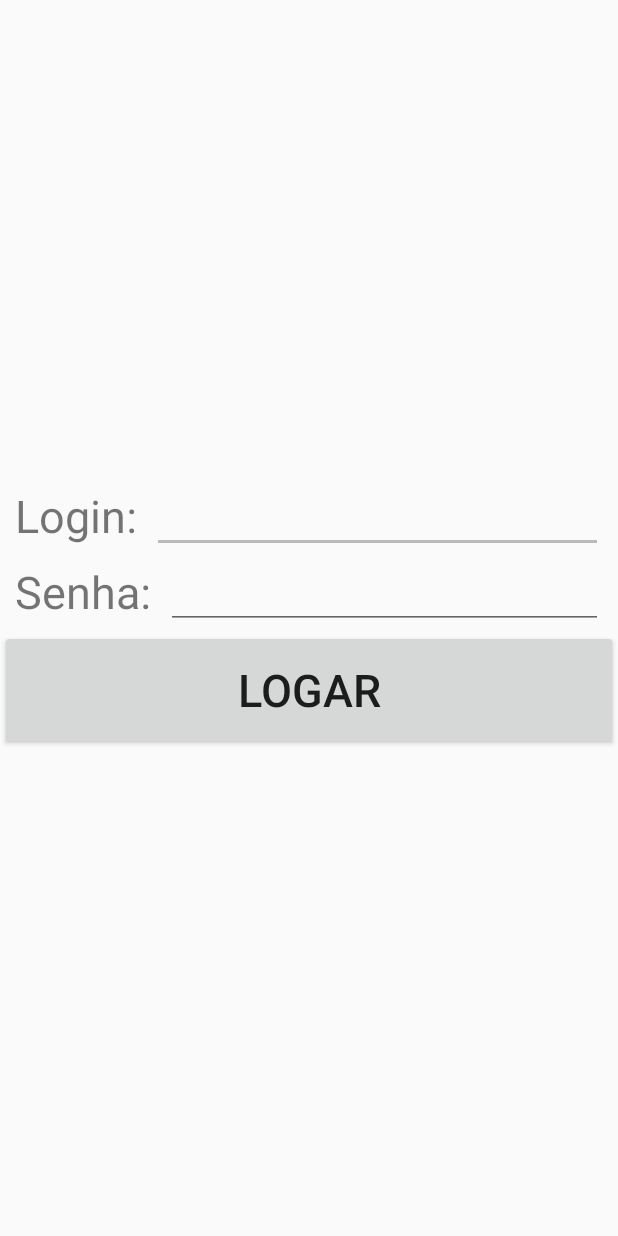
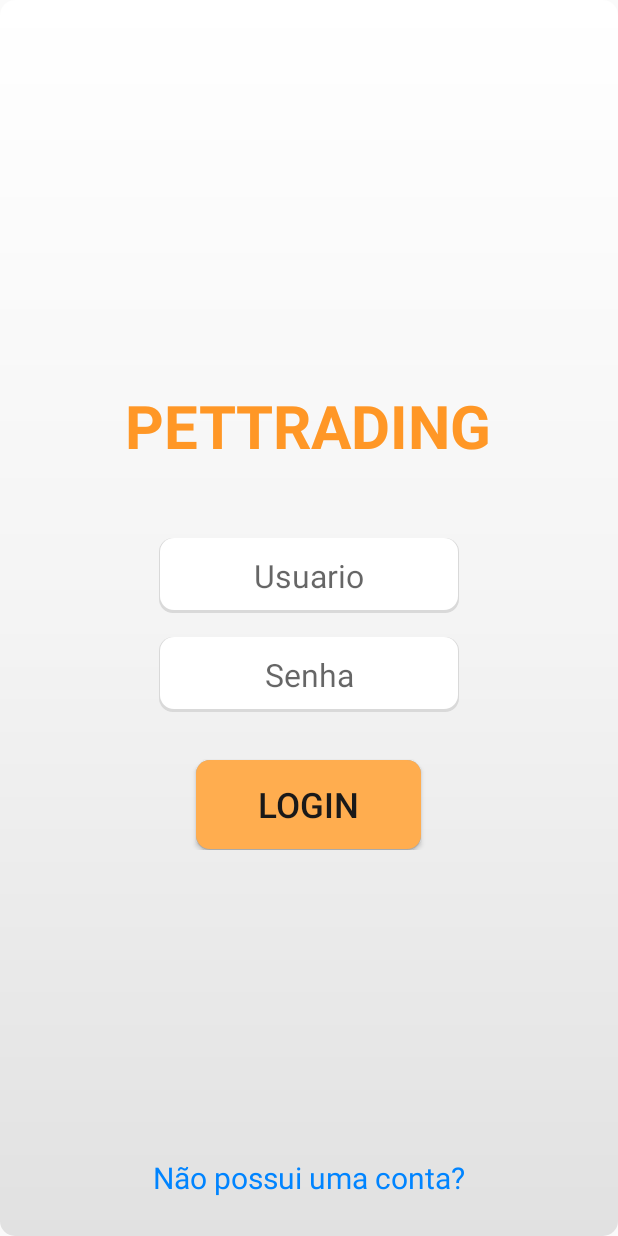
Before and after one commit to SiegeSoft/pet, an Android app: the screen it shows after launch (Login), on a phone screen of 412 x 824 dp. Run offline under Robolectric (Android 15) with nearby library versions, the phone set to English and light mode, and no system bars; our stand-ins replace Volley; network calls fail; 3 statements that could not run were skipped.

Commit message:
ACTIVITY LOGIN ATUALIZADO

```diff
--- /dev/null
+++ b/app/src/main/java/pet/com/br/pet/autentica/Registro.java
@@ -0,0 +1,8 @@
+package pet.com.br.pet.autentica;
+
+/**
+ * Created by iacocesar on 03/11/2016.
+ */
+
+public class Registro {
+}
--- a/app/src/main/java/pet/com/br/pet/conta/ContaStatus.java
+++ b/app/src/main/java/pet/com/br/pet/conta/ContaStatus.java
@@ -13,17 +13,22 @@ import android.os.Bundle;
 import android.view.LayoutInflater;
 import android.view.MenuItem;
 import android.view.View;
+import android.widget.EditText;
 import android.widget.ImageView;
 import android.widget.TextView;
 
 import pet.com.br.pet.R;
 import pet.com.br.pet.menus.BaseMenu;
+import pet.com.br.pet.models.Profile;
 
 /**
  * Created by iacocesar on 31/10/2016.
  */
 
 public class ContaStatus extends BaseMenu {
+
+    TextView texto_nomeexibicao;
+    EditText edit_nomeexibicao;
 
     protected void onCreate(Bundle savedInstanceState) {
         super.onCreate(savedInstanceState);
@@ -48,6 +53,16 @@ public class ContaStatus extends BaseMenu {
         ImageView imgview = (ImageView) findViewById(R.id.image_conta_perfil);
 
         imgview.setImageDrawable(drawable);
+
+
+        //TEXTVIEWS NOMEEXIBICAO
+        texto_nomeexibicao = (TextView) findViewById(R.id.text_conta_usuario_exibicao);
+        edit_nomeexibicao = (EditText) findViewById(R.id.edit_conta_usuario_exibicao);
+
+        texto_nomeexibicao.setText(""+Profile.getNomeExibicao());
+        edit_nomeexibicao.setText(""+Profile.getNomeExibicao());
+
+
     }
 
     public Bitmap createCircleBitmap(Bitmap bitmapimg) {
@@ -84,4 +99,10 @@ public class ContaStatus extends BaseMenu {
         }
         return super.onOptionsItemSelected(item);
     }
+
+    public void OnClickNomeExibicao(View v){
+        texto_nomeexibicao.setVisibility(View.GONE);
+        edit_nomeexibicao.setVisibility(View.VISIBLE);
+    }
+
 }
--- a/app/src/main/java/pet/com/br/pet/fragments/ContaProfileConfig.java
+++ b/app/src/main/java/pet/com/br/pet/fragments/ContaProfileConfig.java
@@ -10,9 +10,28 @@ import android.widget.Button;
 import android.widget.EditText;
 import android.widget.RelativeLayout;
 import android.widget.TextView;
+import android.widget.Toast;
+
+import com.android.volley.AuthFailureError;
+import com.android.volley.Request;
+import com.android.volley.RequestQueue;
+import com.android.volley.Response;
+import com.android.volley.VolleyError;
+import com.android.volley.toolbox.StringRequest;
+import com.android.volley.toolbox.Volley;
+
+import java.text.SimpleDateFormat;
+import java.util.Calendar;
+import java.util.HashMap;
+import java.util.Map;
+import java.util.UUID;
 
 import pet.com.br.pet.R;
+import pet.com.br.pet.chat.ChatViewActivity;
 import pet.com.br.pet.conta.Conta;
+import pet.com.br.pet.models.Profile;
+import pet.com.br.pet.utils.ChatViewUtils;
+import pet.com.br.pet.utils.ContaUtils;
 
 /**
  * Created by iacocesar on 23/10/2016.
@@ -21,6 +40,8 @@ import pet.com.br.pet.conta.Conta;
 public class ContaProfileConfig extends Fragment {
     private View rootView;
     private RelativeLayout relativeLayout;
+
+    private RequestQueue requestQueue;
 
     //LAYOUT ALTERAR SENHA.
     TextView texto_titulo;
@@ -40,6 +61,7 @@ public class ContaProfileConfig extends Fragment {
         public View onCreateView(LayoutInflater inflater, ViewGroup container, Bundle savedInstanceState) {
             /** Inflating the layout for this fragment **/
             rootView = inflater.inflate(R.layout.fragment_contaprofileconfig, container, false);
+            requestQueue = Volley.newRequestQueue(this.getActivity());
             return rootView;
         }
 
@@ -115,6 +137,13 @@ public class ContaProfileConfig extends Fragment {
             layout_button.addRule(RelativeLayout.CENTER_HORIZONTAL);
             layout_button.setMargins(0, 10, 0, 0);
             button_confirmar.setLayoutParams(layout_button);
+            button_confirmar.setOnClickListener(new View.OnClickListener() {
+                @Override
+                public void onClick(View v) {
+                    // TODO Auto-generated method stub
+                    alteraSenha();
+                }
+            });
 
 
             //texto ajustelayout nao modificar!!
@@ -141,4 +170,52 @@ public class ContaProfileConfig extends Fragment {
         }
     }
 
+
+    //ALTERA SENHA
+    public void alteraSenha() {
+        if (texto_senhaantiga.length() >= 6 && texto_novasenha.length() >= 6) {
+            StringRequest stringRequest = new StringRequest(Request.Method.POST, ContaUtils.ALTERASENHA_URL,
+                    new Response.Listener<String>() {
+                        @Override
+                        public void onResponse(String response) {
+                            try {
+                                if (response.trim().equals("success")){
+                                    texto_senhaantiga.setText("");
+                                    texto_novasenha.setText("");
+                                    Toast.makeText(getActivity(), "Senha Alterada Com Sucesso", Toast.LENGTH_SHORT).show();
+                                } else {
+                                    Toast.makeText(getActivity(), "Não foi possivel alterar a sua senha", Toast.LENGTH_SHORT).show();
+                                }
+                            } catch (Exception e) {
+                                Toast.makeText(getActivity(), "Senha Antiga Inválida", Toast.LENGTH_SHORT).show();
+                            }
+                        }
+                    },
+                    new Response.ErrorListener() {
+                        @Override
+                        public void onErrorResponse(VolleyError error) {
+                            Toast.makeText(getActivity(), "Error ao conectar ao servidor", Toast.LENGTH_SHORT).show();
+                        }
+                    }) {
+
+                @Override
+                protected Map<String, String> getParams() throws AuthFailureError {
+                    Map<String, String> map = new HashMap<String, String>();
+                    String username = Profile.getUsername();
+                    String senhaantiga = texto_senhaantiga.getText().toString();
+                    String novasenha = texto_novasenha.getText().toString();
+                    map.put("USERNAME", username);
+                    map.put("SENHAANTIGA", senhaantiga);
+                    map.put("NOVASENHA", novasenha);
+                    return map;
+                }
+            };
+            RequestQueue requestQueueNew = Volley.newRequestQueue(this.getActivity());
+            requestQueueNew.add(stringRequest);
+        }else{
+            Toast.makeText(getActivity(), "A sua nova senha deverá conter 6 ou mais caracteres.", Toast.LENGTH_SHORT).show();
+        }
+
+    }
+
 }
--- a/app/src/main/java/pet/com/br/pet/models/Profile.java
+++ b/app/src/main/java/pet/com/br/pet/models/Profile.java
@@ -5,6 +5,7 @@ package pet.com.br.pet.models;
  */
 public class Profile {
     static String username;
+    static String nomeexibicao;
 
     public static String getUsername() {
         return username;
@@ -13,4 +14,13 @@ public class Profile {
     public static void setUsername(String username) {
         Profile.username = username;
     }
+
+    public static String getNomeExibicao() {
+        return nomeexibicao;
+    }
+
+    public static void setNomeExibicao(String nomeexibicao) {
+        Profile.nomeexibicao = nomeexibicao;
+    }
+
 }
--- /dev/null
+++ b/app/src/main/java/pet/com/br/pet/utils/ContaUtils.java
@@ -0,0 +1,13 @@
+package pet.com.br.pet.utils;
+
+/**
+ * Created by iacocesar on 03/11/2016.
+ */
+
+public class ContaUtils {
+
+    public static final String ALTERASENHA_URL = "http://kahvitech.com/pet/alteraSenha.php";
+    public static final String ALTERANOMEEXIBICAO_URL = "http://kahvitech.com/pet/alteraNomeExibicao.php";
+
+
+}
--- /dev/null
+++ b/app/src/main/res/drawable/botaologin_background.xml
@@ -0,0 +1,17 @@
+<?xml version="1.0" encoding="utf-8"?>
+<layer-list xmlns:android="http://schemas.android.com/apk/res/android">
+    <item >
+        <shape
+            android:shape="rectangle">
+            <solid android:color="@android:color/darker_gray" />
+            <corners android:radius="9dp"/>
+        </shape>
+    </item>
+    <item android:right="0dp" android:left="0dp" android:bottom="1dp">
+        <shape
+            android:shape="rectangle">
+            <solid android:color="#ffad4f"/>
+            <corners android:radius="9dp"/>
+        </shape>
+    </item>
+</layer-list>
--- /dev/null
+++ b/app/src/main/res/drawable/login_background.xml
@@ -0,0 +1,17 @@
+<?xml version="1.0" encoding="utf-8"?>
+<layer-list xmlns:android="http://schemas.android.com/apk/res/android">
+    <item >
+        <shape
+            android:shape="rectangle">
+            <solid android:color="#d9d9d9" />
+            <corners android:radius="9dp"/>
+        </shape>
+    </item>
+    <item android:right="1dp" android:left="1dp" android:bottom="2dp">
+        <shape
+            android:shape="rectangle">
+            <solid android:color="@android:color/white"/>
+            <corners android:radius="9dp"/>
+        </shape>
+    </item>
+</layer-list>
--- /dev/null
+++ b/app/src/main/res/drawable/logindegrade_background.xml
@@ -0,0 +1,11 @@
+<shape xmlns:android="http://schemas.android.com/apk/res/android" android:shape="rectangle" >
+    <gradient
+        android:startColor="#e1e1e1"
+        android:centerColor="#f4f4f4"
+        android:endColor="#ffffff"
+        android:angle="90"/>
+    <corners
+        android:radius="10dp"/>
+
+
+</shape>
--- a/app/src/main/res/layout/activity_conta_status.xml
+++ b/app/src/main/res/layout/activity_conta_status.xml
@@ -48,7 +48,8 @@
                 android:paddingTop="10dp"
                 android:text="Nome Exibição"
                 android:textColor="#000000"
-                android:textSize="18dp" />
+                android:textSize="18dp"
+                android:visibility="visible"/>
 
             <EditText
                 android:id="@+id/edit_conta_usuario_exibicao"
@@ -72,6 +73,7 @@
                 android:layout_marginRight="5dp"
                 android:background="@drawable/ic_edit_black_24dp"
                 android:backgroundTint="#000000"
+                android:onClick="OnClickNomeExibicao"
                 android:textStyle="bold" />
 
         </RelativeLayout>
--- a/app/src/main/res/layout/activity_login.xml
+++ b/app/src/main/res/layout/activity_login.xml
@@ -5,70 +5,85 @@
     android:fillViewport="true"
     android:fitsSystemWindows="true">
 
-    <LinearLayout xmlns:android="http://schemas.android.com/apk/res/android"
-        xmlns:tools="http://schemas.android.com/tools"
-        android:layout_width="match_parent"
-        android:layout_height="match_parent"
-        android:fitsSystemWindows="true"
-        android:orientation="vertical"
-        tools:context=".anuncio.AnunciosActivity">
+
 
         <RelativeLayout
             android:layout_width="match_parent"
-            android:layout_height="match_parent"
-            android:gravity="center">
+            android:layout_height="wrap_content"
+            android:layout_centerVertical="true"
+            android:background="@drawable/logindegrade_background"
+            >
 
-            <TextView
-                android:id="@+id/text_login"
-                android:layout_width="wrap_content"
-                android:layout_height="wrap_content"
-                android:layout_gravity="bottom"
-                android:layout_marginLeft="10dp"
-                android:text="Login:"
-                android:textSize="30sp" />
+        <RelativeLayout
+            android:id="@+id/relative_camada"
+            android:layout_width="match_parent"
+            android:layout_height="wrap_content"
+            android:layout_centerInParent="true"
+            >
+           <TextView
+               android:id="@+id/text_logo"
+               android:layout_width="wrap_content"
+               android:layout_height="wrap_content"
+               android:text="PETTRADING"
+               android:textSize="40sp"
+               android:textStyle="bold"
+               android:textColor="#ff9726"
+               android:layout_centerHorizontal="true"
+               />
 
             <EditText
                 android:id="@+id/editText_login"
-                android:layout_width="match_parent"
-                android:layout_height="wrap_content"
-                android:layout_marginLeft="10dp"
-                android:layout_marginRight="10dp"
-                android:layout_toRightOf="@+id/text_login"
+                android:layout_width="200dp"
+                android:layout_height="50dp"
                 android:lines="1"
-                android:maxLength="155" />
+                android:maxLength="25"
+                android:hint="Usuario"
+                android:textAlignment="center"
+                android:layout_below="@+id/text_logo"
+                android:textSize="21sp"
+                android:layout_marginTop="48dp"
+                android:layout_centerHorizontal="true"
+                android:background="@drawable/login_background"/>
 
-            <TextView
-                android:id="@+id/text_senha"
-                android:layout_width="wrap_content"
-                android:layout_height="wrap_content"
-                android:layout_below="@id/text_login"
-                android:layout_marginLeft="10dp"
-                android:layout_marginTop="10dp"
-                android:text="Senha:"
-                android:textSize="30sp" />
 
             <EditText
                 android:id="@+id/editText_senha"
-                android:layout_width="match_parent"
-                android:layout_height="wrap_content"
-                android:layout_below="@id/text_login"
-                android:layout_marginLeft="10dp"
-                android:layout_marginRight="10dp"
-                android:layout_marginTop="10dp"
-                android:layout_toRightOf="@+id/text_senha"
+                android:layout_width="200dp"
+                android:layout_height="50dp"
+                android:layout_below="@id/editText_login"
+                android:layout_marginTop="16dp"
+                android:maxLength="25"
+                android:hint="Senha"
+                android:textAlignment="center"
                 android:lines="1"
-                android:maxLength="155" />
+                android:textSize="21sp"
+                android:layout_centerHorizontal="true"
+                android:background="@drawable/login_background"/>
 
             <Button
-                android:layout_width="match_parent"
+                android:id="@+id/botao_logar"
+                android:layout_width="150dp"
+                android:layout_height="60dp"
+                android:layout_marginTop="32dp"
+                android:onClick="login"
+                android:text="Login"
+                android:textColor="#1a1919"
+                android:layout_centerInParent="true"
+                android:layout_below="@+id/editText_senha"
+                android:textSize="23sp"
+                android:background="@drawable/botaologin_background"/>
+
+        </RelativeLayout>
+            <TextView
+                android:layout_width="wrap_content"
                 android:layout_height="wrap_content"
-                android:layout_below="@id/text_senha"
-                android:layout_marginTop="5dp"
-                android:height="80dp"
-                android:onClick="login"
-                android:text="Logar"
-                android:textSize="30sp" />
+                android:layout_marginBottom="25dp"
+                android:onClick="registrar"
+                android:text="Não possui uma conta?"
+                android:layout_alignParentBottom="true"
+                android:layout_centerInParent="true"
+                android:textColor="#0084ff"
+                android:clickable="true"
+                android:textSize="20sp" />
         </RelativeLayout>
-    </LinearLayout>
-
 </ScrollView>
```
